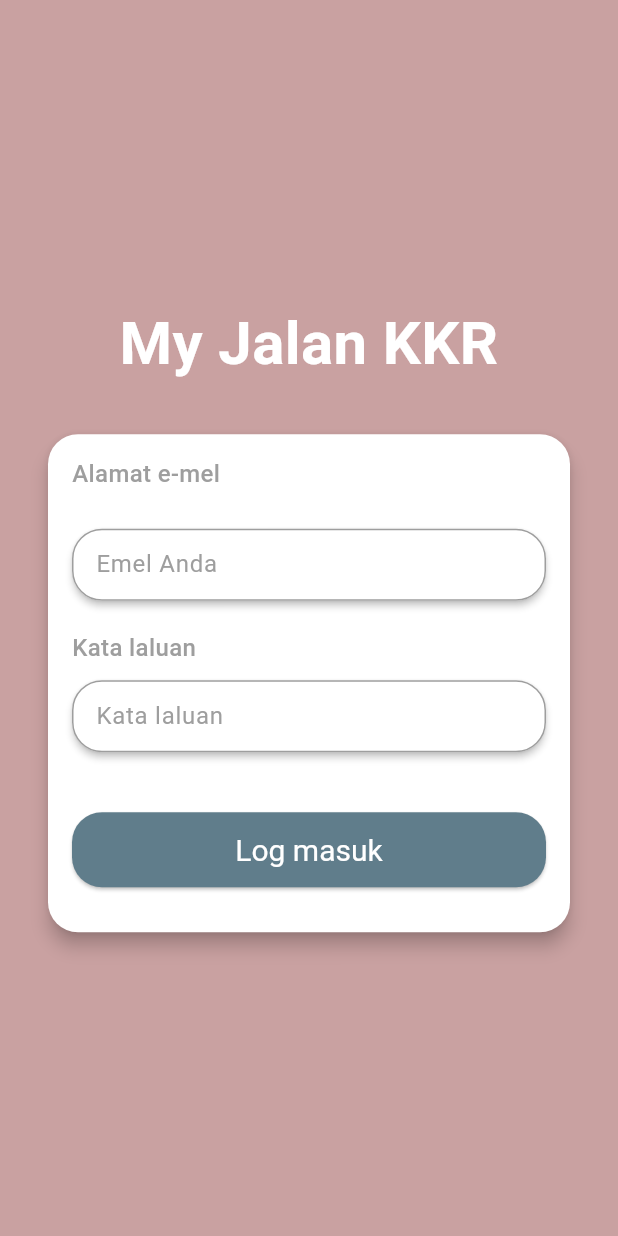
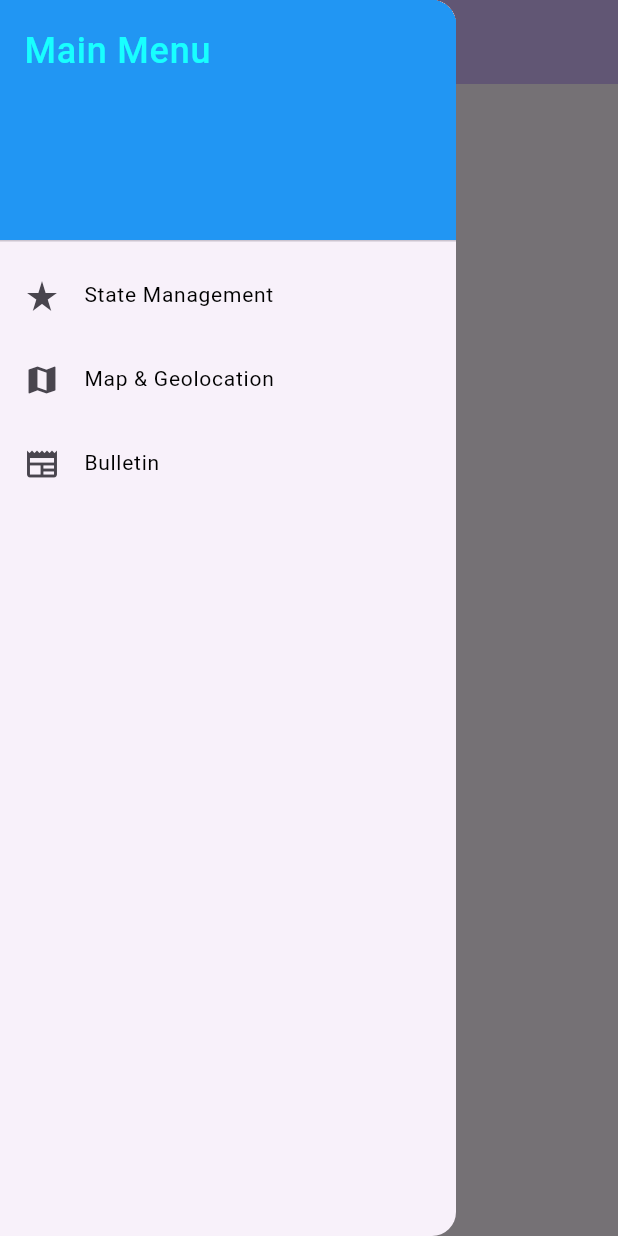
Before and after one commit to payen83/kkr_intermediate_2025, a Flutter app: the screen it shows after launch, with the side drawer open (before the commit the screen has no drawer), on a phone screen of 412 x 824 dp. Run offline on Flutter 3.47's test engine with Material 3 defaults, Android fonts, the phone set to English and light mode, and no system bars; our stand-ins replace dio, get, image_picker, shared_preferences.

Commit message:
drwer bar

```diff
--- a/lib/app/app.dart
+++ b/lib/app/app.dart
@@ -1,7 +1,8 @@
 import 'package:flutter/material.dart';
 import 'package:get/get.dart';
-import 'package:kkr_intermediate_2025/app/view/bulletin.screen.dart';
-import 'package:kkr_intermediate_2025/app/view/login.screen.dart';
+// import 'package:kkr_intermediate_2025/app/view/bulletin.screen.dart';
+// import 'package:kkr_intermediate_2025/app/view/login.screen.dart';
+import 'package:kkr_intermediate_2025/app/view/map.screen.dart';
 
 class MyApp extends StatelessWidget {
   const MyApp({super.key});
@@ -13,7 +14,7 @@ class MyApp extends StatelessWidget {
       theme: ThemeData(
         colorScheme: ColorScheme.fromSeed(seedColor: Colors.deepPurple),
       ),
-      home: const LoginScreen(),
+      home: const MapScreen(),
     );
   }
 }
--- a/lib/app/view/bulletin.screen.dart
+++ b/lib/app/view/bulletin.screen.dart
@@ -3,6 +3,7 @@ import 'dart:developer';
 import 'package:flutter/material.dart';
 import 'package:kkr_intermediate_2025/app/service/api.service.dart';
 import 'package:kkr_intermediate_2025/app/view/addbulletin.screen.dart';
+import 'package:kkr_intermediate_2025/app/widget/drawer.widget.dart';
 
 class BulletinScreen extends StatefulWidget {
   const BulletinScreen({super.key});
@@ -47,6 +48,7 @@ class _BulletinScreenState extends State<BulletinScreen> {
         backgroundColor: Theme.of(context).colorScheme.inversePrimary,
         title: Text('Bulletin KKR'),
       ),
+      drawer: DrawerWidget(),
       floatingActionButton: FloatingActionButton(
         child: const Icon(Icons.add),
         onPressed: (){
--- a/lib/app/view/home.screen.dart
+++ b/lib/app/view/home.screen.dart
@@ -2,6 +2,7 @@ import 'package:flutter/material.dart';
 import 'package:get/get.dart';
 import 'package:kkr_intermediate_2025/app/controller/blog.controller.dart';
 import 'package:kkr_intermediate_2025/app/view/addblog.screen.dart';
+import 'package:kkr_intermediate_2025/app/widget/drawer.widget.dart';
 
 class MyHomePage extends StatefulWidget {
   const MyHomePage({super.key});
@@ -20,6 +21,7 @@ class _MyHomePageState extends State<MyHomePage> {
         backgroundColor: Theme.of(context).colorScheme.inversePrimary,
         title: Text('State Management'),
       ),
+      drawer: DrawerWidget(),
       body: Obx(() => ListView.builder(
           itemCount: controller.blogList.length,
           itemBuilder: (context, index){
--- /dev/null
+++ b/lib/app/view/map.screen.dart
@@ -0,0 +1,23 @@
+import 'package:flutter/material.dart';
+import 'package:kkr_intermediate_2025/app/widget/drawer.widget.dart';
+
+class MapScreen extends StatefulWidget {
+  const MapScreen({super.key});
+
+  @override
+  State<MapScreen> createState() => _MapScreenState();
+}
+
+class _MapScreenState extends State<MapScreen> {
+  @override
+  Widget build(BuildContext context) {
+    return Scaffold(
+      appBar: AppBar(
+        backgroundColor: Theme.of(context).colorScheme.inversePrimary,
+        title: Text('Map and Geolocation'),
+      ),
+      body: Container(),
+      drawer: DrawerWidget(),
+    );
+  }
+}
--- /dev/null
+++ b/lib/app/widget/drawer.widget.dart
@@ -0,0 +1,86 @@
+import 'package:flutter/material.dart';
+import 'package:kkr_intermediate_2025/app/view/bulletin.screen.dart';
+import 'package:kkr_intermediate_2025/app/view/home.screen.dart';
+import 'package:kkr_intermediate_2025/app/view/map.screen.dart';
+
+class DrawerWidget extends StatelessWidget {
+  const DrawerWidget({super.key});
+
+  @override
+  Widget build(BuildContext context) {
+    return Drawer(
+      child: Column(
+        children: [
+          Expanded(
+            child: ListView(
+              padding: EdgeInsets.zero,
+              children: [
+                DrawerHeader(
+                  decoration: BoxDecoration(color: Colors.blue),
+                  child: Text(
+                    'Main Menu',
+                    style: TextStyle(
+                      color: Colors.cyanAccent,
+                      fontSize: 24,
+                      fontWeight: FontWeight.w500
+                    ),
+                  ),
+                ),
+                MenuItem(
+                  itemTitle: 'State Management',
+                  itemIcon: Icons.star_rate,
+                  widgetScreen: MyHomePage(),
+                ),
+                MenuItem(
+                  itemTitle: 'Map & Geolocation',
+                  itemIcon: Icons.map,
+                  widgetScreen: MapScreen(),
+                ),
+                MenuItem(
+                  itemTitle: 'Bulletin',
+                  itemIcon: Icons.newspaper,
+                  widgetScreen: BulletinScreen(),
+                )
+              ],
+            )
+          )
+        ],
+      ),
+    );
+  }
+}
+
+class MenuItem extends StatelessWidget {
+  const MenuItem({
+    super.key,
+    required this.itemTitle,
+    required this.widgetScreen,
+    required this.itemIcon
+  });
+
+  final String itemTitle;
+  final Widget widgetScreen;
+  final IconData itemIcon;
+
+  @override
+  Widget build(BuildContext context) {
+    return ListTile(
+      leading: Icon(itemIcon),
+      title: Text(itemTitle, style: TextStyle(
+          color: Colors.black,
+          fontSize: 14,
+          fontWeight: FontWeight.w400
+        ),
+      ),
+      onTap: (){
+        Navigator.pop(context);
+        Navigator.push(
+          context,
+          MaterialPageRoute(
+            builder: (context) => widgetScreen
+          )
+        );
+      },
+    );
+  }
+}
```
